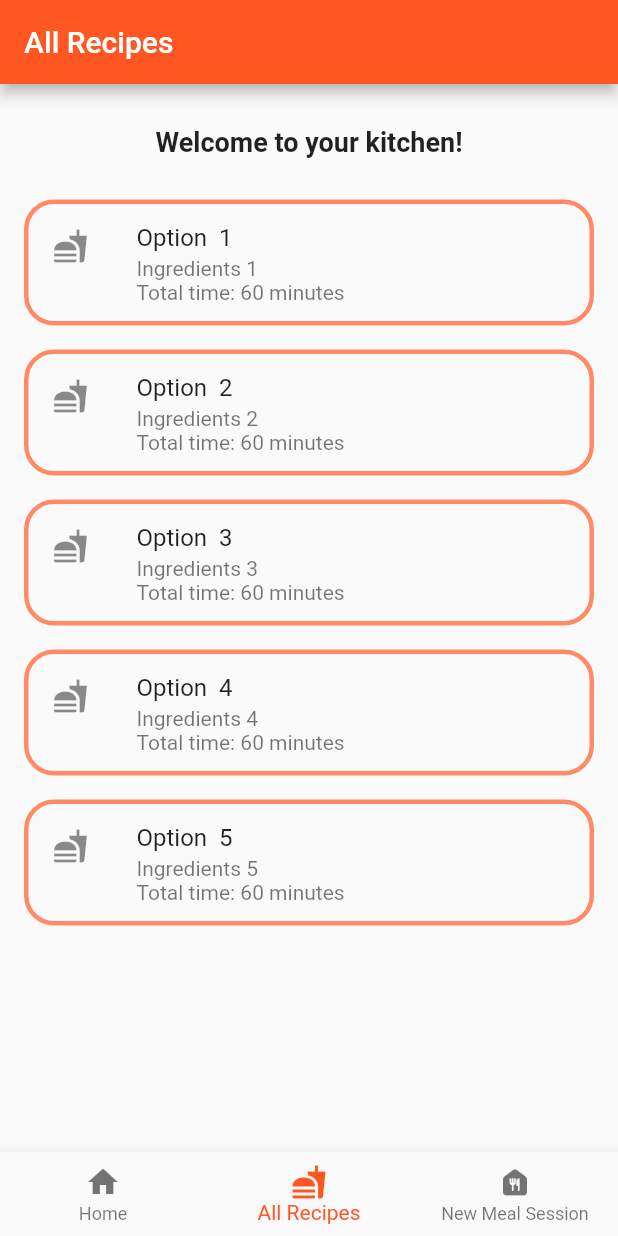
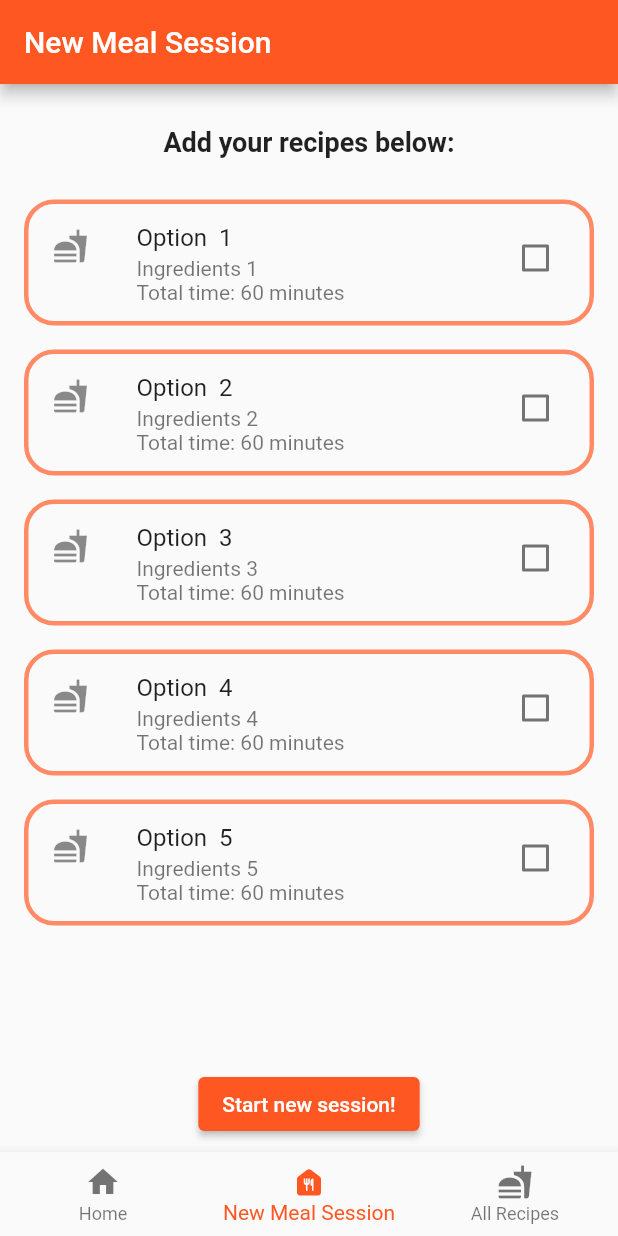
Before and after one commit to aurchond/KitchenBuddies, a Flutter app: the screen it shows once a user with an empty profile is signed in, item 2 of the bottom bar chosen, on a phone screen of 412 x 824 dp. Run offline on Flutter 3.47's test engine with Material 2 defaults, Android fonts, the light colour scheme and no system bars; our stand-ins replace cloud_firestore, firebase_auth, firebase_core, firebase_messaging, flutter_local_notifications, flutter_spinkit; accounts and stored records are empty.

Commit message:
updated comments and file structure

```diff
--- a/first_app/lib/backend_processing/data_class.dart
+++ b/first_app/lib/backend_processing/data_class.dart
@@ -7,7 +7,10 @@ class DataClass extends ChangeNotifier {
   MealSessionSteps? post;
   bool loading = false;
 
+  // called from instructions screen to get specific instructions for user
   getPostData(String emailToFind) async {
+
+    // actually show that the screen is loading while the info is fetched
     loading = true;
     post = (await getSinglePostData(emailToFind));
     loading = false;
--- a/first_app/lib/backend_processing/service_class.dart
+++ b/first_app/lib/backend_processing/service_class.dart
@@ -1,12 +1,13 @@
 import 'dart:convert';
 import 'dart:developer';
 import 'dart:io';
-import 'package:first_app/screens/new_meal_session.dart';
+import 'package:first_app/screens/meal_session_screens/new_meal_session_screen.dart';
 import 'package:http/http.dart' as http;
 import 'package:provider/provider.dart';
 import 'data_class.dart';
 import '../data_models/meal_session_steps.dart';
 
+// called from data class to get actual data from the URL
 Future<MealSessionSteps?> getSinglePostData(String emailToFind) async {
   MealSessionSteps dummy = new MealSessionSteps();
   try {
--- a/first_app/lib/widgets/checkboxListTIle.dart
+++ b/first_app/lib/helpers/checkboxListTIle.dart
@@ -1,6 +1,6 @@
 import 'package:flutter/cupertino.dart';
 import 'package:flutter/material.dart';
-import '../recipe_tile.dart';
+import 'recipe_tile.dart';
 
 Widget PastRecipeBox(bool isMealSession, List<recipeTile> _data, final void Function(List<recipeTile> _data, bool? val, int index) _onChanged) {
   if (isMealSession) {
--- a/first_app/lib/widgets/grouped_button_text.dart
+++ b/first_app/lib/helpers/grouped_button_text.dart
@@ -1,6 +1,8 @@
 import 'package:flutter/cupertino.dart';
 import 'package:flutter/material.dart';
 
+// Widget to group together texts and buttons, such that after clicking the button
+// a notification can be sent
 Widget groupedButtonText(
     String text, String buttonText, String token, final fcmProvider) {
   return Padding(
--- a/first_app/lib/main.dart
+++ b/first_app/lib/main.dart
@@ -5,7 +5,7 @@ import 'package:first_app/provider/auth_provider.dart';
 import 'package:first_app/provider/notification_provider.dart';
 import 'package:first_app/screens/email_pass_screen.dart';
 import 'package:first_app/screens/home_screen.dart';
-import 'package:first_app/screens/instructions_screen.dart';
+import 'package:first_app/screens/meal_session_screens/instructions_screen.dart';
 import 'package:flutter/material.dart';
 import 'package:flutter/src/foundation/key.dart';
 import 'package:firebase_core/firebase_core.dart';
@@ -20,7 +20,7 @@ import 'package:http/http.dart' as http;
 
 import 'backend_processing/data_class.dart';
 import 'data_models/past_recipes.dart';
-import 'keys.dart';
+import 'helpers/keys.dart';
 
 Future<void> _firebaseMessagingBackgroundHandler(RemoteMessage message) async {
   print("Handling a background message: ${message.messageId}");
--- a/first_app/lib/provider/auth_provider.dart
+++ b/first_app/lib/provider/auth_provider.dart
@@ -1,11 +1,11 @@
 import 'package:cloud_firestore/cloud_firestore.dart';
 import 'package:firebase_auth/firebase_auth.dart';
 import 'package:firebase_messaging/firebase_messaging.dart';
-import 'package:first_app/widgets/custom_text_field.dart';
 import 'package:flutter/foundation.dart';
 import 'package:flutter/material.dart';
 
-import '../keys.dart';
+import '../helpers/custom_text_field.dart';
+import '../helpers/keys.dart';
 
 class AuthProvider extends ChangeNotifier {
   TextEditingController emailController = TextEditingController();
@@ -36,7 +36,6 @@ class AuthProvider extends ChangeNotifier {
   }
 
   // saving emails/passwords within firebase
-  // TODO: copy UserCredential to actual database later
   authenticate() async {
     UserCredential userCredential;
 
--- a/first_app/lib/provider/notification_provider.dart
+++ b/first_app/lib/provider/notification_provider.dart
@@ -15,7 +15,7 @@ class NotificationProvider extends ChangeNotifier {
         "registration_ids": [token],
         "collapse_key": "type_a",
         "notification": {
-          "title": title, //
+          "title": title, // todo: use a different title for the two types of notifs (send instructions and notify done step)
           "body": body, // currently sending as string
         },
         'data': {
--- a/first_app/lib/screens/all_recipes_screen.dart
+++ b/first_app/lib/screens/all_recipes_screen.dart
@@ -14,7 +14,7 @@ class AllRecipes extends StatefulWidget {
 //no field for isSelected
 class recipeTile {
   final String? title;
-  final String? ingredients; //we will join list of ingredients with .join(", ")
+  final String? ingredients; //todo: we will join list of ingredients with .join(", ")
   final int? totalTime;
   final DateTime? lastDateMade;
 
--- a/first_app/lib/screens/bottom_navigation.dart
+++ b/first_app/lib/screens/bottom_navigation.dart
@@ -1,7 +1,7 @@
 import 'package:first_app/screens/all_recipes_screen.dart';
 import 'package:first_app/screens/home_screen.dart';
-import 'package:first_app/screens/instructions_screen.dart';
-import 'package:first_app/screens/new_meal_session.dart';
+import 'package:first_app/screens/meal_session_screens/instructions_screen.dart';
+import 'package:first_app/screens/meal_session_screens/new_meal_session_screen.dart';
 import 'package:flutter/cupertino.dart';
 import 'package:flutter/material.dart';
 
@@ -27,15 +27,11 @@ class _BottomNavigationState extends State<BottomNavigation> {
         ), //these may not be final pages in bottom nav bar
         Offstage(
           offstage: currentIndex != 1,
-          child: const AllRecipes(),
+          child: const NewMealSession(),
         ),
-        // Offstage(
-        //   offstage: currentIndex != 2,
-        //   child: const InstructionsScreen(),
-        // ),
         Offstage(
           offstage: currentIndex != 2,
-          child: const NewMealSession(),
+          child: const AllRecipes(),
         ),
       ]),
       bottomNavigationBar: BottomNavigationBar(
@@ -50,9 +46,9 @@ class _BottomNavigationState extends State<BottomNavigation> {
         items: const [
           BottomNavigationBarItem(icon: Icon(Icons.home), label: "Home"),
           BottomNavigationBarItem(
+              icon: Icon(Icons.food_bank_rounded), label: "New Meal Session"),
+          BottomNavigationBarItem(
               icon: Icon(Icons.fastfood), label: "All Recipes"),
-          BottomNavigationBarItem(
-              icon: Icon(Icons.food_bank_rounded), label: "New Meal Session"),
         ],
       ),
     );
--- a/first_app/lib/screens/email_pass_screen.dart
+++ b/first_app/lib/screens/email_pass_screen.dart
@@ -1,7 +1,7 @@
 import 'package:firebase_auth/firebase_auth.dart';
 import 'package:first_app/provider/auth_provider.dart';
 import 'package:first_app/screens/home_screen.dart';
-import 'package:first_app/widgets/custom_text_field.dart';
+import 'package:first_app/helpers/custom_text_field.dart';
 import 'package:flutter/material.dart';
 import 'package:provider/provider.dart';
 
--- a/first_app/lib/screens/home_screen.dart
+++ b/first_app/lib/screens/home_screen.dart
@@ -2,7 +2,7 @@ import 'package:cloud_firestore/cloud_firestore.dart';
 import 'package:firebase_messaging/firebase_messaging.dart';
 import 'package:first_app/local_notification_service.dart';
 import 'package:first_app/provider/auth_provider.dart';
-import 'package:first_app/screens/received_instructions_screen.dart';
+import 'package:first_app/screens/meal_session_screens/received_instructions_screen.dart';
 import 'package:flutter/material.dart';
 import 'package:provider/provider.dart';
 
--- a/first_app/lib/screens/new_meal_session.dart
+++ b/first_app/lib/screens/meal_session_screens/new_meal_session_screen.dart
@@ -3,8 +3,8 @@ import 'dart:math';
 import 'package:flutter/cupertino.dart';
 import 'package:flutter/material.dart';
 
-import '../recipe_tile.dart';
-import '../widgets/checkboxListTIle.dart';
+import '../../helpers/recipe_tile.dart';
+import '../../helpers/checkboxListTIle.dart';
 import 'instructions_screen.dart';
 
 class NewMealSession extends StatefulWidget {
```
Also changed, not shown: first_app/lib/screens/meal_session_screens/instructions_screen.dart (renamed from first_app/lib/screens/instructions_screen.dart, +19 -5 lines), first_app/lib/helpers/auth_button.dart (renamed from first_app/lib/widgets/auth_button.dart), first_app/lib/helpers/custom_text_field.dart (renamed from first_app/lib/widgets/custom_text_field.dart), first_app/lib/helpers/keys.dart (renamed from first_app/lib/keys.dart), first_app/lib/helpers/recipe_tile.dart (renamed from first_app/lib/recipe_tile.dart), first_app/lib/screens/meal_session_screens/received_instructions_screen.dart (renamed from first_app/lib/screens/received_instructions_screen.dart).
